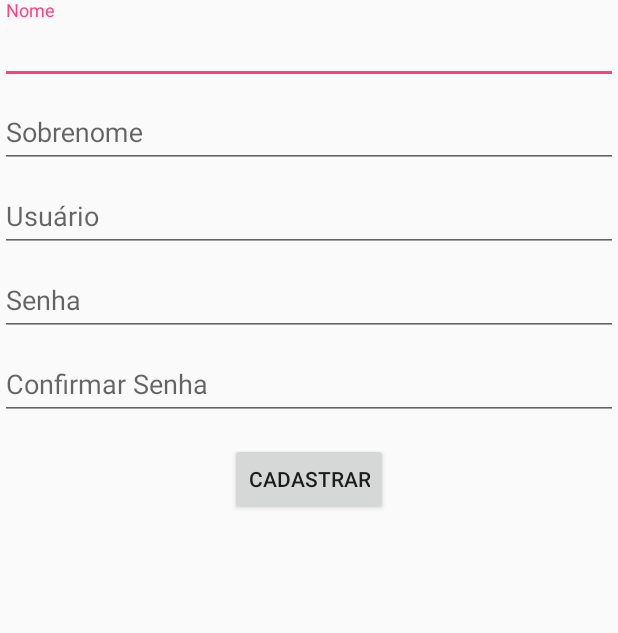
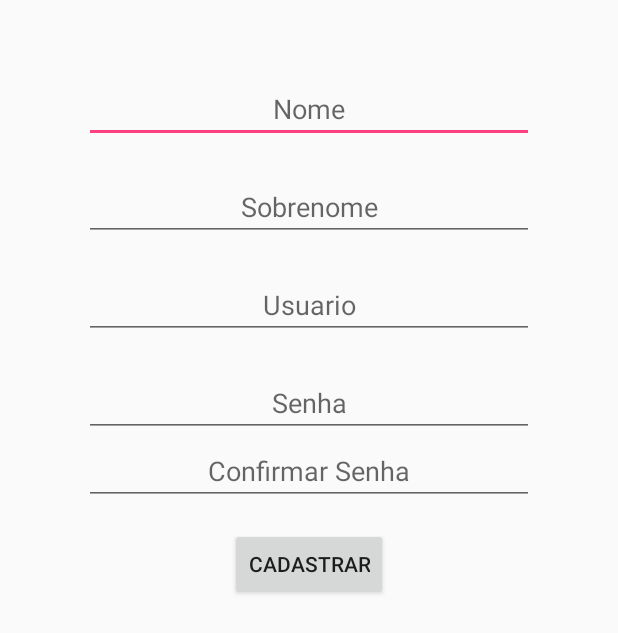
Before and after one commit to remoteEnterprise/AndroidProjectPeHelp, an Android app: the layout activity_cadastro.xml on its own in the app's theme, with its tools: preview values and no code run, on a phone screen of 412 x 824 dp. Shown: the top 633 px of the screen. Run offline under Robolectric (Android 15) with nearby library versions, the phone set to English and light mode, and no system bars.

Commit message:
Junçao das releases do módulo I e II da segunda release (Aninha e Kevin ficaram com a parte da autenticação)

```diff
--- a/app/build.gradle
+++ b/app/build.gradle
@@ -25,7 +25,6 @@ dependencies {
         exclude group: 'com.android.support', module: 'support-annotations'
     })
     compile 'com.android.support:appcompat-v7:25.1.1'
-    compile 'com.google.android.gms:play-services-appindexing:9.8.0'
     compile 'com.google.android.gms:play-services:10.2.1'
     compile 'com.google.maps.android:android-maps-utils:0.4.+'
     compile 'com.google.android.gms:play-services-maps:10.2.1'
--- a/app/src/main/java/com/example/mathe/pehelp/CadastroActivity.java
+++ b/app/src/main/java/com/example/mathe/pehelp/CadastroActivity.java
@@ -9,5 +9,9 @@ public class CadastroActivity extends AppCompatActivity {
     protected void onCreate(Bundle savedInstanceState) {
         super.onCreate(savedInstanceState);
         setContentView(R.layout.activity_cadastro);
+
+
+
+
     }
 }
--- a/app/src/main/res/layout/activity_cadastro.xml
+++ b/app/src/main/res/layout/activity_cadastro.xml
@@ -10,60 +10,49 @@
         android:layout_height="match_parent"
         android:orientation="vertical">
 
-        <android.support.design.widget.TextInputLayout
-            android:layout_width="match_parent"
-            android:layout_height="wrap_content">
+        <EditText
+            android:id="@+id/nome"
+            android:layout_width="300dp"
+            android:layout_height="wrap_content"
+            android:layout_gravity="center"
+            android:layout_marginTop="50dp"
+            android:gravity="center"
+            android:hint="Nome" />
 
         <EditText
-                android:layout_width="match_parent"
+            android:id="@+id/sobrenome"
+            android:layout_width="300dp"
             android:layout_height="wrap_content"
-                android:hint="Nome"
-                android:id="@+id/nome"/>
-        </android.support.design.widget.TextInputLayout>
-
-        <android.support.design.widget.TextInputLayout
-            android:layout_width="match_parent"
-            android:layout_height="wrap_content">
+            android:layout_gravity="center"
+            android:layout_marginTop="20dp"
+            android:gravity="center"
+            android:hint="Sobrenome" />
 
         <EditText
-                android:layout_width="match_parent"
+            android:id="@+id/user"
+            android:layout_width="300dp"
             android:layout_height="wrap_content"
-                android:hint="Sobrenome"
-                android:id="@+id/sobrenome"/>
-        </android.support.design.widget.TextInputLayout>
-
-        <android.support.design.widget.TextInputLayout
-            android:layout_width="match_parent"
-            android:layout_height="wrap_content">
+            android:layout_gravity="center"
+            android:layout_marginTop="20dp"
+            android:gravity="center"
+            android:hint="Usuario" />
 
         <EditText
-                android:layout_width="match_parent"
+            android:id="@+id/senha"
+            android:layout_width="300dp"
             android:layout_height="wrap_content"
-                android:hint="Usuário"
-                android:id="@+id/user"/>
-        </android.support.design.widget.TextInputLayout>
-
-        <android.support.design.widget.TextInputLayout
-            android:layout_width="match_parent"
-            android:layout_height="wrap_content">
+            android:layout_gravity="center"
+            android:layout_marginTop="20dp"
+            android:gravity="center"
+            android:hint="Senha" />
 
         <EditText
-                android:layout_width="match_parent"
+            android:id="@+id/senhaC"
+            android:layout_width="300dp"
             android:layout_height="wrap_content"
-                android:hint="Senha"
-                android:id="@+id/senha"/>
-        </android.support.design.widget.TextInputLayout>
-
-        <android.support.design.widget.TextInputLayout
-            android:layout_width="match_parent"
-            android:layout_height="wrap_content">
-
-            <EditText
-                android:layout_width="match_parent"
-                android:layout_height="wrap_content"
-                android:hint="Confirmar Senha"
-                android:id="@+id/senhaC"/>
-        </android.support.design.widget.TextInputLayout>
+            android:layout_gravity="center"
+            android:gravity="center"
+            android:hint="Confirmar Senha" />
 
         <Button
             android:layout_width="wrap_content"
@@ -73,9 +62,5 @@
             android:layout_gravity="center"
             android:text="Cadastrar"/>
 
-
-
-
-
     </LinearLayout>
     </LinearLayout>
--- a/app/src/main/res/layout/activity_menu.xml
+++ b/app/src/main/res/layout/activity_menu.xml
@@ -5,7 +5,7 @@
     android:weightSum="1">
 
     <Button
-        android:id="@+id/btnl"
+        android:id="@+id/btnL"
         android:layout_marginTop="150dp"
         android:layout_width="125dp"
         android:layout_height="wrap_content"
```
Also changed, not shown: app/src/main/AndroidManifest.xml (+21 -6 lines), app/src/main/java/com/example/mathe/pehelp/LoginActivity.java (+19 -15 lines), app/src/main/java/com/example/mathe/pehelp/MenuActivity.java (+6 -14 lines), app/src/main/res/layout/activity_login.xml (+24 -20 lines). Lines whose indentation alone changed are shown as unchanged.
